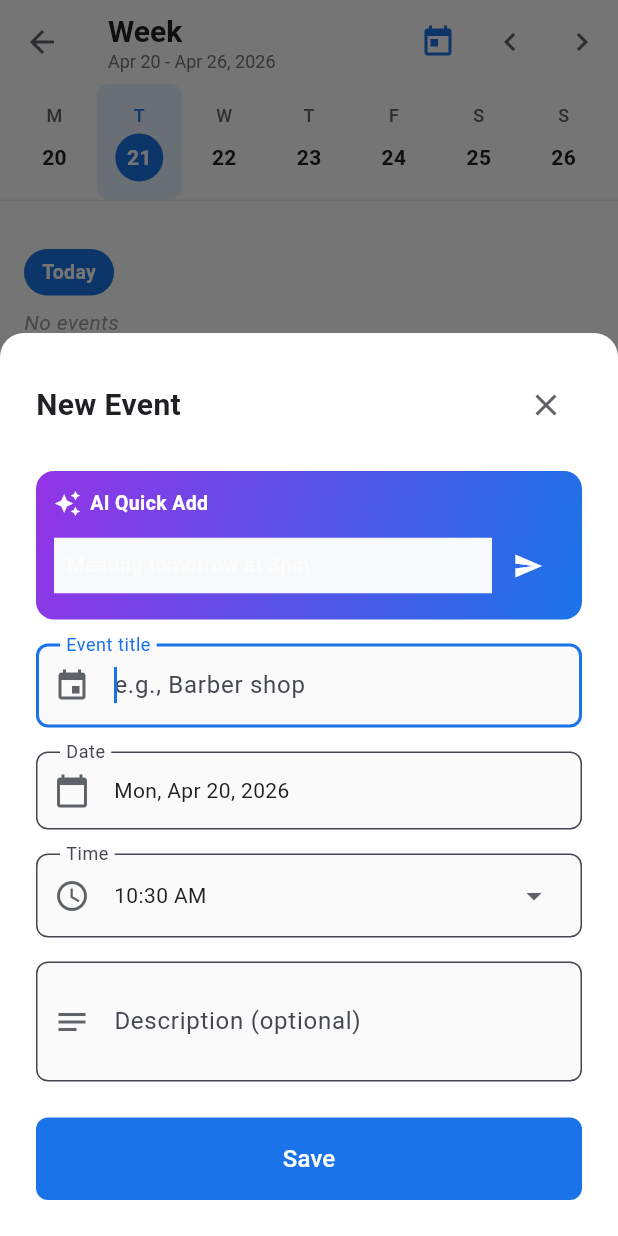
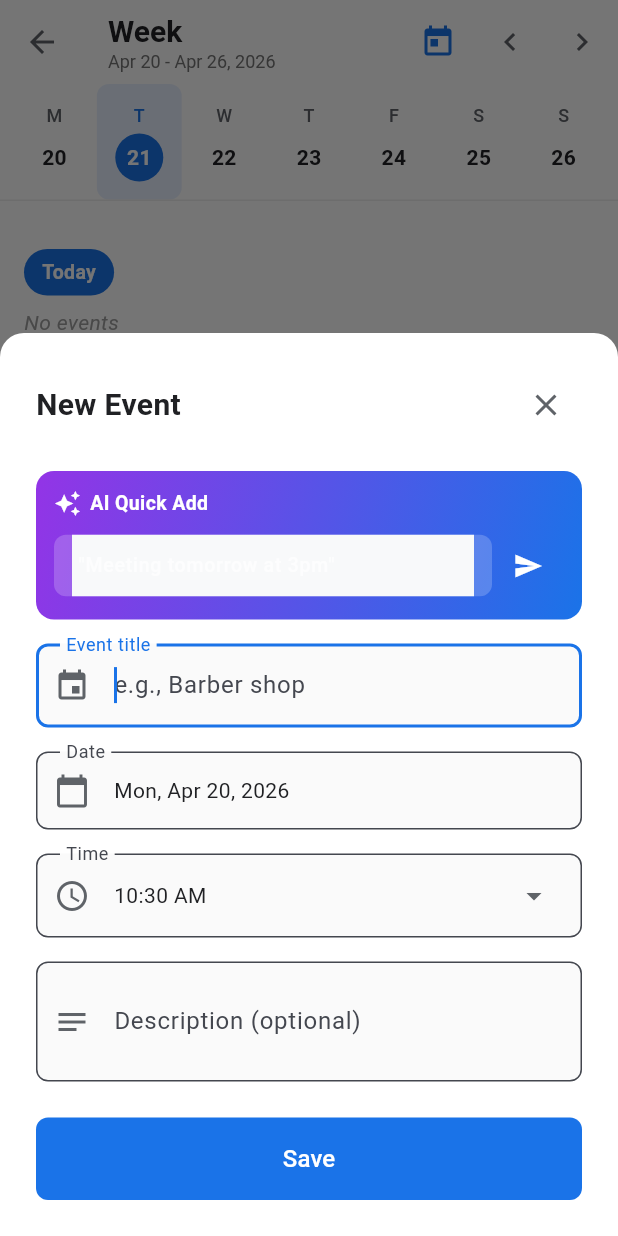
Before and after one commit to stefanbooveanu-debug/daybrief, a Flutter app: the WeekViewScreen screen opened directly, after a tap on an icon or button, on a phone screen of 412 x 824 dp. Run offline on Flutter 3.47's test engine with Material 3 defaults, Android fonts, the phone set to English and light mode, and no system bars; our stand-ins replace cloud_firestore, file_picker, firebase_auth, firebase_core, flutter_tts, google_sign_in and 2 more; accounts and stored records are empty.

Commit message:
Fix AI input visibility, add dark mode to event sheet, web-compatible storage

```diff
--- a/lib/widgets/add_event_sheet.dart
+++ b/lib/widgets/add_event_sheet.dart
@@ -169,15 +169,21 @@ class _AddEventSheetState extends State<AddEventSheet> {
 
   @override
   Widget build(BuildContext context) {
+    final isDark = Theme.of(context).brightness == Brightness.dark;
+    final bgColor = isDark ? const Color(0xFF2A1A0A) : Colors.white;
+    final textColor = isDark ? Colors.white : const Color(0xFF202124);
+    final subtextColor = isDark ? Colors.grey[400]! : const Color(0xFF5F6368);
+    final fieldBg = isDark ? const Color(0xFF1A0E00) : const Color(0xFFFAFAFA);
+
     return Padding(
       padding: EdgeInsets.only(
         bottom: MediaQuery.of(context).viewInsets.bottom,
       ),
       child: Container(
         padding: const EdgeInsets.all(24),
-        decoration: const BoxDecoration(
-          color: Colors.white,
-          borderRadius: BorderRadius.vertical(top: Radius.circular(16)),
+        decoration: BoxDecoration(
+          color: bgColor,
+          borderRadius: const BorderRadius.vertical(top: Radius.circular(16)),
         ),
         child: Form(
           key: _formKey,
@@ -188,16 +194,16 @@ class _AddEventSheetState extends State<AddEventSheet> {
               Row(
                 mainAxisAlignment: MainAxisAlignment.spaceBetween,
                 children: [
-                  const Text(
+                  Text(
                     'New Event',
                     style: TextStyle(
                       fontSize: 20,
                       fontWeight: FontWeight.bold,
-                      color: Color(0xFF202124),
+                      color: textColor,
                     ),
                   ),
                   IconButton(
-                    icon: const Icon(Icons.close, color: Color(0xFF5F6368)),
+                    icon: Icon(Icons.close, color: subtextColor),
                     onPressed: () => Navigator.of(context).pop(),
                   ),
                 ],
@@ -235,17 +241,25 @@ class _AddEventSheetState extends State<AddEventSheet> {
                     Row(
                       children: [
                         Expanded(
+                          child: Container(
+                            padding: const EdgeInsets.symmetric(horizontal: 12),
+                            decoration: BoxDecoration(
+                              color: Colors.white.withOpacity(0.2),
+                              borderRadius: BorderRadius.circular(8),
+                            ),
                             child: TextField(
                               controller: _aiInputController,
-                            style: const TextStyle(color: Colors.white, fontSize: 14),
+                              cursorColor: Colors.white,
+                              style: const TextStyle(color: Colors.white, fontSize: 14, fontWeight: FontWeight.w500),
                               decoration: const InputDecoration(
                                 hintText: '"Meeting tomorrow at 3pm"',
                                 hintStyle: TextStyle(color: Colors.white70, fontSize: 13),
                                 border: InputBorder.none,
                                 isDense: true,
-                              contentPadding: EdgeInsets.symmetric(vertical: 8),
+                                contentPadding: EdgeInsets.symmetric(vertical: 10),
                               ),
                               onSubmitted: (_) => _parseWithAI(),
+                            ),
                           ),
                         ),
                         IconButton(
```
Also changed, not shown: lib/services/database_service.dart (+69 -104 lines). Lines whose indentation alone changed are shown as unchanged.
